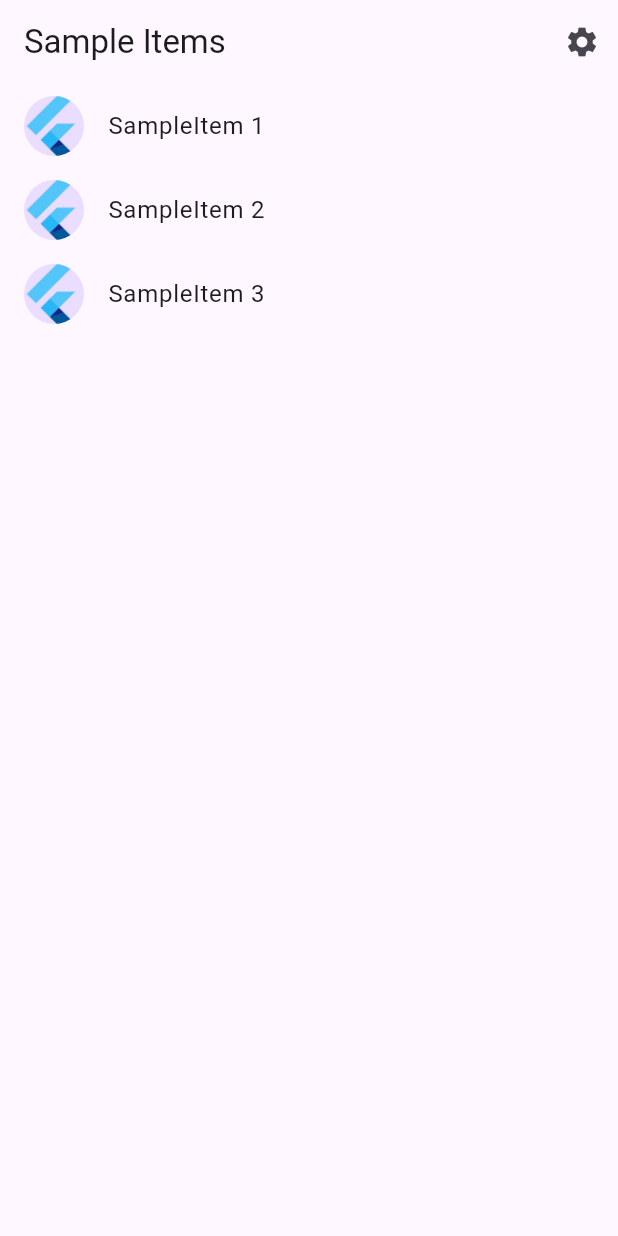
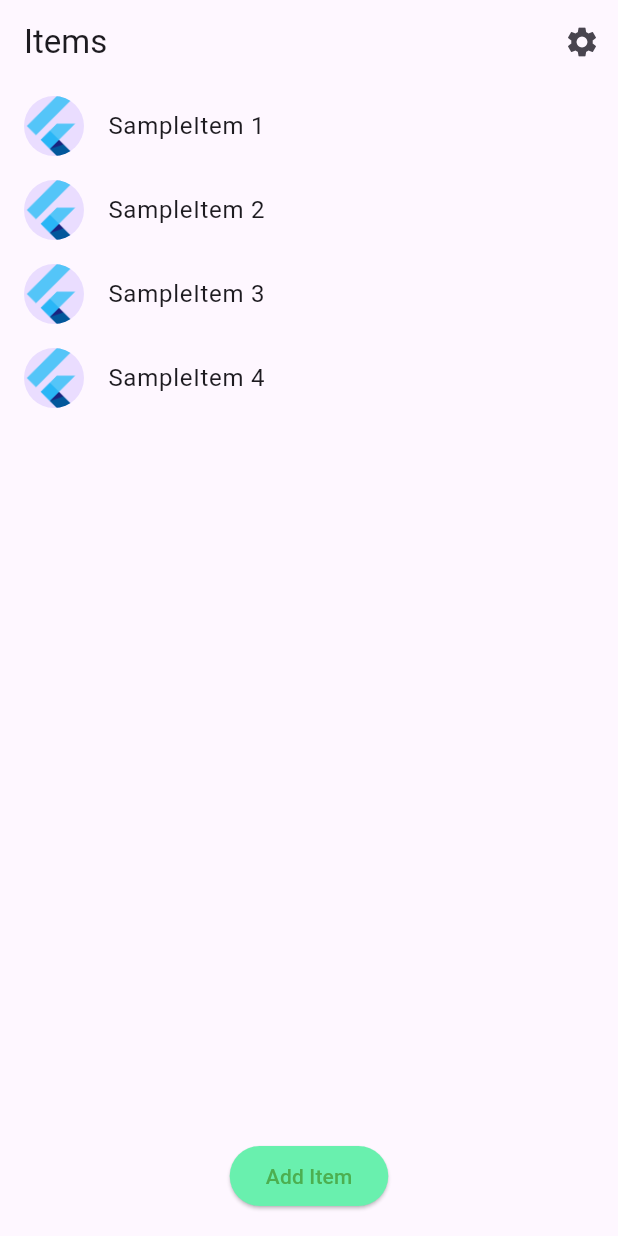
Before and after one commit to JoeyShapiro/Kale, a Flutter app: the screen it shows after launch, on a phone screen of 412 x 824 dp. Run offline on Flutter 3.47's test engine with Material 3 defaults, Android fonts, the phone set to English and light mode, and no system bars; generated files the repository leaves out were written again.

Commit message:
woops, forgot to submit

```diff
--- /dev/null
+++ b/kale/lib/src/groceries/groceries_list.dart
@@ -0,0 +1,197 @@
+import 'dart:ui';
+
+import 'package:flutter/material.dart';
+
+import '../settings/settings_view.dart';
+import 'grocery_item.dart';
+
+class GroceryList extends StatefulWidget {
+  const GroceryList({super.key});
+
+  static const routeName = '/';
+
+  @override
+  State<GroceryList> createState() => _GroceryListState();
+}
+
+class _GroceryListState extends State<GroceryList>
+    with SingleTickerProviderStateMixin {
+  List<GroceryItem> items = const [
+    GroceryItem(1),
+    GroceryItem(2),
+    GroceryItem(3),
+    GroceryItem(4)
+  ];
+
+  late Animation<double> animationScale;
+  late Animation<double> animationTrans;
+  late Animation<double> animationBlur;
+  late AnimationController controller;
+  var animWidth = 200.0;
+  var animTrans = 0.0;
+  var showAddItem = false;
+  var blur = 0.0;
+
+  late FocusNode focusAddItem;
+
+  @override
+  void initState() {
+    super.initState();
+
+    focusAddItem = FocusNode()
+      ..addListener(() {
+        if (!focusAddItem.hasFocus) {
+          controller.reverse();
+          showAddItem = false;
+        }
+      });
+
+    // final maxWdith = MediaQuery.of(context).size.width;
+    FlutterView view = WidgetsBinding.instance.platformDispatcher.views.first;
+    // Dimensions in logical pixels (dp)
+    Size size = view.physicalSize / view.devicePixelRatio;
+    final maxWidth = size.width;
+    final maxHeight = size.height;
+
+    controller = AnimationController(
+        duration: const Duration(milliseconds: 300), vsync: this);
+    animationScale =
+        Tween<double>(begin: 200, end: maxWidth).animate(controller)
+          ..addListener(() {
+            setState(() {
+              // The state that has changed here is the animation object's value.
+              animWidth = animationScale.value;
+            });
+          });
+    animationBlur = Tween<double>(begin: 0, end: 5).animate(controller)
+      ..addListener(() {
+        setState(() {
+          // The state that has changed here is the animation object's value.
+          blur = animationBlur.value;
+        });
+      });
+    animationTrans =
+        Tween<double>(begin: 0, end: -maxHeight / 2).animate(controller)
+          ..addListener(() {
+            setState(() {
+              // The state that has changed here is the animation object's value.
+              animTrans = animationTrans.value;
+            });
+          })
+          ..addStatusListener((status) {
+            if (status == AnimationStatus.completed) {
+              focusAddItem.requestFocus();
+            }
+          });
+  }
+
+  @override
+  Widget build(BuildContext context) {
+    return Scaffold(
+      resizeToAvoidBottomInset: false,
+      appBar: AppBar(
+        title: const Text('Items'),
+        actions: [
+          IconButton(
+            icon: const Icon(Icons.settings),
+            onPressed: () {
+              // Navigate to the settings page. If the user leaves and returns
+              // to the app after it has been killed while running in the
+              // background, the navigation stack is restored.
+              Navigator.restorablePushNamed(context, SettingsView.routeName);
+            },
+          ),
+        ],
+      ),
+
+      // To work with lists that may contain a large number of items, it’s best
+      // to use the ListView.builder constructor.
+      //
+      // In contrast to the default ListView constructor, which requires
+      // building all Widgets up front, the ListView.builder constructor lazily
+      // builds Widgets as they’re scrolled into view.
+      body: Column(children: [
+        // BackdropFilter(filter: ImageFilter.blur(sigmaX: 5.0, sigmaY: 5.0), child: ???), // TODO has to be below child
+        Expanded(
+            child: ImageFiltered(
+          imageFilter: ImageFilter.blur(sigmaX: blur, sigmaY: blur),
+          child: ListView.builder(
+            // Providing a restorationId allows the ListView to restore the
+            // scroll position when a user leaves and returns to the app after it
+            // has been killed while running in the background.
+            restorationId: 'sampleItemListView',
+            itemCount: items.length,
+            itemBuilder: (BuildContext context, int index) {
+              final item = items[index];
+
+              return Dismissible(
+                key: Key(item.id.toString()),
+                // Show a red background as the item is swiped away.
+                background: Container(color: Colors.green),
+                child: ListTile(
+                    title: Text('SampleItem ${item.id}'),
+                    leading: const CircleAvatar(
+                      // Display the Flutter Logo image asset.
+                      foregroundImage:
+                          AssetImage('assets/images/flutter_logo.png'),
+                    ),
+                    onTap: () {}),
+                onDismissed: (direction) {
+                  // Then show a snackbar.
+                  ScaffoldMessenger.of(context).showSnackBar(SnackBar(
+                      content: Text('${item.id} dismissed $direction')));
+                },
+              );
+            },
+          ),
+        )),
+        Padding(
+          padding: const EdgeInsets.all(16.0),
+          child: Stack(
+            children: [
+              if (showAddItem)
+                Transform.translate(
+                  offset: Offset(0, animTrans),
+                  child: SizedBox(
+                    width: animWidth,
+                    child: Column(
+                      children: [
+                        TextField(
+                          focusNode: focusAddItem,
+                          cursorColor: Colors.green,
+                          decoration: const InputDecoration(
+                            border: UnderlineInputBorder(
+                                borderSide:
+                                    BorderSide(color: Colors.greenAccent)),
+                            hintText: 'Item',
+                          ),
+                        )
+                      ],
+                    ),
+                  ),
+                )
+              else
+                ElevatedButton(
+                  style: TextButton.styleFrom(
+                      foregroundColor: Colors.green,
+                      backgroundColor: Colors.greenAccent),
+                  onPressed: () {
+                    showAddItem = true;
+                    controller.forward();
+                  },
+                  child: const Text('Add Item'),
+                ),
+            ],
+          ),
+        ),
+      ]),
+    );
+  }
+
+  @override
+  void dispose() {
+    controller.dispose();
+    focusAddItem.dispose();
+    super.dispose();
+  }
+}
--- /dev/null
+++ b/kale/lib/src/groceries/groceries_list_backup.dart
@@ -0,0 +1,182 @@
+import 'dart:ui';
+
+import 'package:flutter/material.dart';
+
+import '../settings/settings_view.dart';
+import 'grocery_item.dart';
+
+class GroceryList extends StatefulWidget {
+  const GroceryList({super.key});
+
+  static const routeName = '/';
+
+  @override
+  State<GroceryList> createState() => _GroceryListState();
+}
+
+class _GroceryListState extends State<GroceryList>
+    with SingleTickerProviderStateMixin {
+  List<GroceryItem> items = const [
+    GroceryItem(1),
+    GroceryItem(2),
+    GroceryItem(3),
+    GroceryItem(4)
+  ];
+
+  late Animation<double> animationScale;
+  late Animation<double> animationTrans;
+  late AnimationController controller;
+  var animWidth = 200.0;
+  var animTrans = 0.0;
+  var showAddItem = false;
+
+  late FocusNode focusAddItem;
+
+  @override
+  void initState() {
+    super.initState();
+
+    focusAddItem = FocusNode()
+      ..addListener(() {
+        if (!focusAddItem.hasFocus) {
+          controller.reverse();
+          showAddItem = false;
+        }
+      });
+
+    // final maxWdith = MediaQuery.of(context).size.width;
+    FlutterView view = WidgetsBinding.instance.platformDispatcher.views.first;
+    // Dimensions in logical pixels (dp)
+    Size size = view.physicalSize / view.devicePixelRatio;
+    final maxWidth = size.width;
+    final maxHeight = size.height;
+
+    controller = AnimationController(
+        duration: const Duration(milliseconds: 300), vsync: this);
+    animationScale =
+        Tween<double>(begin: 200, end: maxWidth).animate(controller)
+          ..addListener(() {
+            setState(() {
+              // The state that has changed here is the animation object's value.
+              animWidth = animationScale.value;
+            });
+          });
+    animationTrans =
+        Tween<double>(begin: 0, end: -maxHeight / 3).animate(controller)
+          ..addListener(() {
+            setState(() {
+              // The state that has changed here is the animation object's value.
+              animTrans = animationTrans.value;
+            });
+          })
+          ..addStatusListener((status) {
+            if (status == AnimationStatus.completed && !showAddItem) {
+              showAddItem = true;
+              focusAddItem.requestFocus();
+            }
+          });
+  }
+
+  @override
+  Widget build(BuildContext context) {
+    return Scaffold(
+      appBar: AppBar(
+        title: const Text('Items'),
+        actions: [
+          IconButton(
+            icon: const Icon(Icons.settings),
+            onPressed: () {
+              // Navigate to the settings page. If the user leaves and returns
+              // to the app after it has been killed while running in the
+              // background, the navigation stack is restored.
+              Navigator.restorablePushNamed(context, SettingsView.routeName);
+            },
+          ),
+        ],
+      ),
+
+      // To work with lists that may contain a large number of items, it’s best
+      // to use the ListView.builder constructor.
+      //
+      // In contrast to the default ListView constructor, which requires
+      // building all Widgets up front, the ListView.builder constructor lazily
+      // builds Widgets as they’re scrolled into view.
+      body: Column(children: [
+        Expanded(
+            child: ListView.builder(
+          // Providing a restorationId allows the ListView to restore the
+          // scroll position when a user leaves and returns to the app after it
+          // has been killed while running in the background.
+          restorationId: 'sampleItemListView',
+          itemCount: items.length,
+          itemBuilder: (BuildContext context, int index) {
+            final item = items[index];
+
+            return Dismissible(
+              key: Key(item.id.toString()),
+              // Show a red background as the item is swiped away.
+              background: Container(color: Colors.green),
+              child: ListTile(
+                  title: Text('SampleItem ${item.id}'),
+                  leading: const CircleAvatar(
+                    // Display the Flutter Logo image asset.
+                    foregroundImage:
+                        AssetImage('assets/images/flutter_logo.png'),
+                  ),
+                  onTap: () {}),
+              onDismissed: (direction) {
+                // Then show a snackbar.
+                ScaffoldMessenger.of(context).showSnackBar(
+                    SnackBar(content: Text('${item.id} dismissed $direction')));
+              },
+            );
+          },
+        )),
+        Padding(
+          padding: const EdgeInsets.all(16.0),
+          child: Stack(
+            children: [
+              if (showAddItem)
+                Column(
+                  children: [
+                    // TODO swap button and text
+                    TextField(
+                      focusNode: focusAddItem,
+                      cursorColor: Colors.green,
+                      decoration: const InputDecoration(
+                        border: UnderlineInputBorder(
+                            borderSide: BorderSide(color: Colors.greenAccent)),
+                        hintText: 'Item',
+                      ),
+                    )
+                  ],
+                )
+              else
+                Transform.translate(
+                  offset: Offset(0, animTrans),
+                  child: SizedBox(
+                      width: animWidth,
+                      child: ElevatedButton(
+                        style: TextButton.styleFrom(
+                            foregroundColor: Colors.green,
+                            backgroundColor: Colors.greenAccent),
+                        onPressed: () {
+                          controller.forward();
+                        },
+                        child: const Text('Add Item'),
+                      )),
+                ),
+            ],
+          ),
+        ),
+      ]),
+    );
+  }
+
+  @override
+  void dispose() {
+    controller.dispose();
+    focusAddItem.dispose();
+    super.dispose();
+  }
+}
--- /dev/null
+++ b/kale/lib/src/groceries/grocery_item.dart
@@ -0,0 +1,9 @@
+/// A placeholder class that represents an entity or model.
+class GroceryItem {
+  const GroceryItem(this.id);
+
+  final int id;
+  // final String name;
+  // final String description;
+  // final String category;
+}
```
Also changed, not shown: kale/lib/src/app.dart (+4 -3 lines), kale/lib/src/sample_feature/sample_item_list_view.dart (+76 -6 lines).
